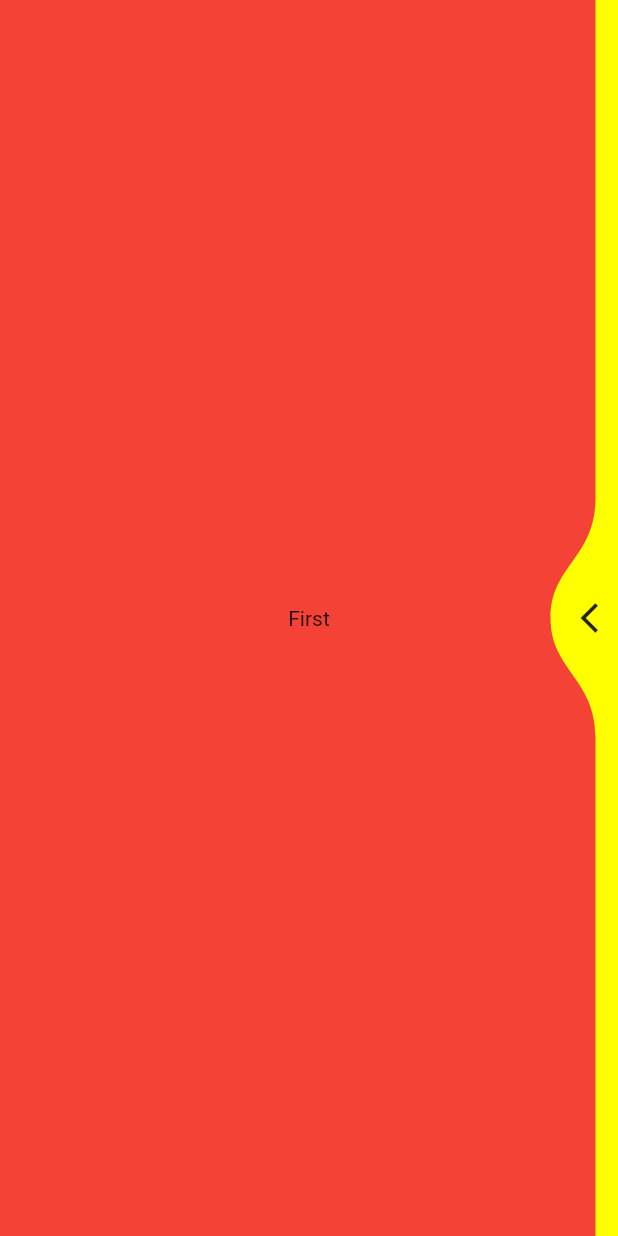
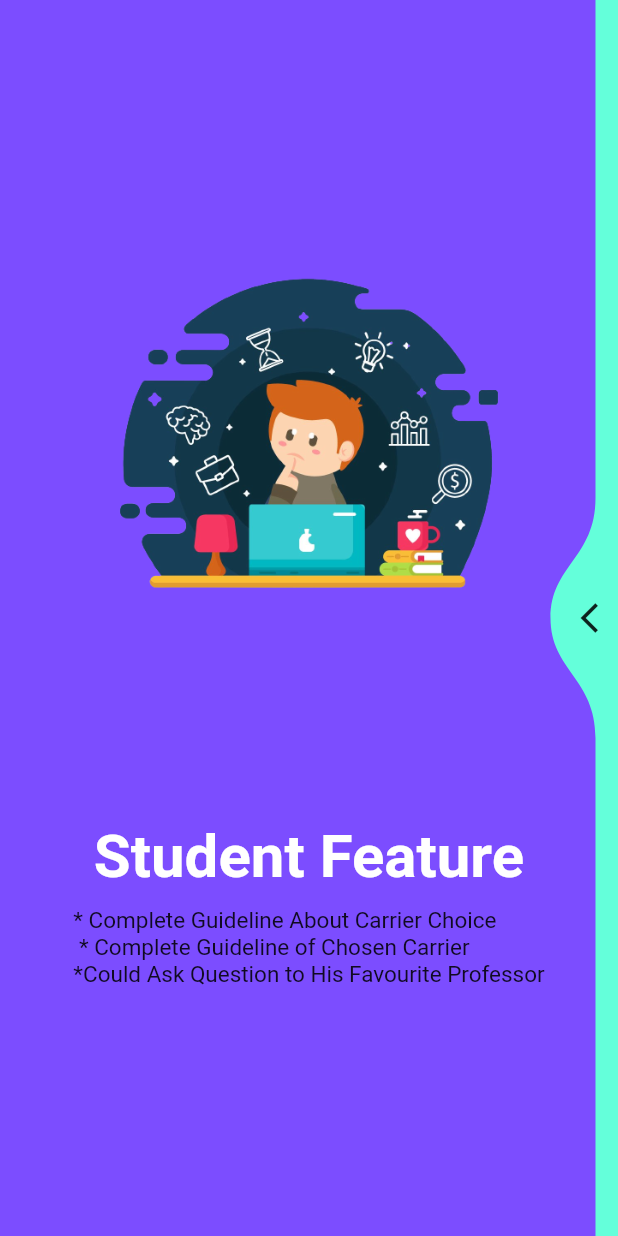
Before and after one commit to takrimchy/Educational-Application-ShekhoBhai-, a Flutter app: the screen it shows after launch, on a phone screen of 412 x 824 dp. Run offline on Flutter 3.47's test engine with Material 2 defaults, Android fonts, the phone set to English and light mode, and no system bars; drawn by our look-alikes of liquid_swipe; our stand-ins replace google_fonts.

```diff
--- a/developer_side/lib/welcomePage.dart
+++ b/developer_side/lib/welcomePage.dart
@@ -11,32 +11,90 @@ class welcomePage extends StatelessWidget {
 
     return Scaffold(
         body: LiquidSwipe(
-
-        enableLoop: true,
+      enableLoop: false,
       enableSideReveal: true,
       slideIconWidget: const Icon(Icons.arrow_back_ios),
       positionSlideIcon: 0.5,
-
       pages: [
-
         Container(
-          color: Colors.red,
-          child: const Center(child: Text("First"),),
-          ),
-
-          Container(
-            color: Colors.yellowAccent,
-            child: const Center(child: Text("Second"),),
-          ),
-
-          Container(
-            color: Colors.white,
-            padding:  EdgeInsets.all(35.0),
+          color: Colors.deepPurpleAccent,
+          padding: EdgeInsets.all(30.0),
           child: Column(
               mainAxisAlignment: MainAxisAlignment.spaceEvenly,
               children: [
                 Image(
-                  image:  AssetImage('assets/welcomeimage.jpg'),
+                  image: AssetImage('assets/asAStudent.png'),
+                  height: height * 0.3,
+                ),
+                Column(
+                  children: const [
+                    Text(
+                      "Student Feature",
+                      style:
+                        TextStyle(
+                          color: Colors.white,
+                          fontSize: 40,
+                          fontWeight: FontWeight.bold,
+                        )
+                     // Theme.of(context).textTheme.headline4,
+
+                    ),
+                    SizedBox(
+                      height: 10,
+                    ),
+                    Text(
+                      "* Complete Guideline About Carrier Choice \n * Complete Guideline of Chosen Carrier\n*Could Ask Question to His Favourite Professor",
+                      style: TextStyle(fontSize: 15),
+                    ),
+                  ],
+                ),
+              ]),
+        ),
+        Container(
+          color: Colors.tealAccent,
+          padding: const EdgeInsets.all(50.0),
+          child: Column(
+              mainAxisAlignment: MainAxisAlignment.spaceEvenly,
+              children: [
+                Image(
+                  image: const AssetImage('assets/asATeacher.png'),
+                  height: height * 0.3,
+                ),
+                Column(
+                  children: const [
+                    Text(
+                        "Teacher Feature",
+                        style:
+                        TextStyle(
+                          color: Colors.white,
+                          fontSize: 40,
+                          fontWeight: FontWeight.bold,
+                        )
+                      // Theme.of(context).textTheme.headline4,
+
+                    ),
+                    SizedBox(
+                      height: 10,
+                    ),
+                    Text(
+                      "* The best teachers are those who show us where to look but don't tell us what to see ",
+                      style: TextStyle(fontSize: 15),
+                    ),
+                  ],
+                ),
+              ]),
+        ),
+
+
+
+        Container(
+          color: Colors.white,
+          padding: EdgeInsets.all(35.0),
+          child: Column(
+            mainAxisAlignment: MainAxisAlignment.spaceEvenly,
+            children: [
+              Image(
+                image: AssetImage('assets/welcomeimage.jpg'),
                 height: height * 0.3,
               ),
               Column(
@@ -91,9 +149,6 @@ class welcomePage extends StatelessWidget {
 
 
       ],
-
-      )
-    );
-
+    ));
   }
 }
--- a/developer_side/pubspec.yaml
+++ b/developer_side/pubspec.yaml
@@ -62,6 +62,7 @@ flutter:
   assets:
      - assets/welcomeimage.jpg
      - assets/asAStudent.png
+     - assets/asATeacher.png
 
 
   # An image asset can refer to one or more resolution-specific "variants", see
```
Also changed, not shown: developer_side/assets/asATeacher.png (added). Lines whose indentation alone changed are shown as unchanged.
